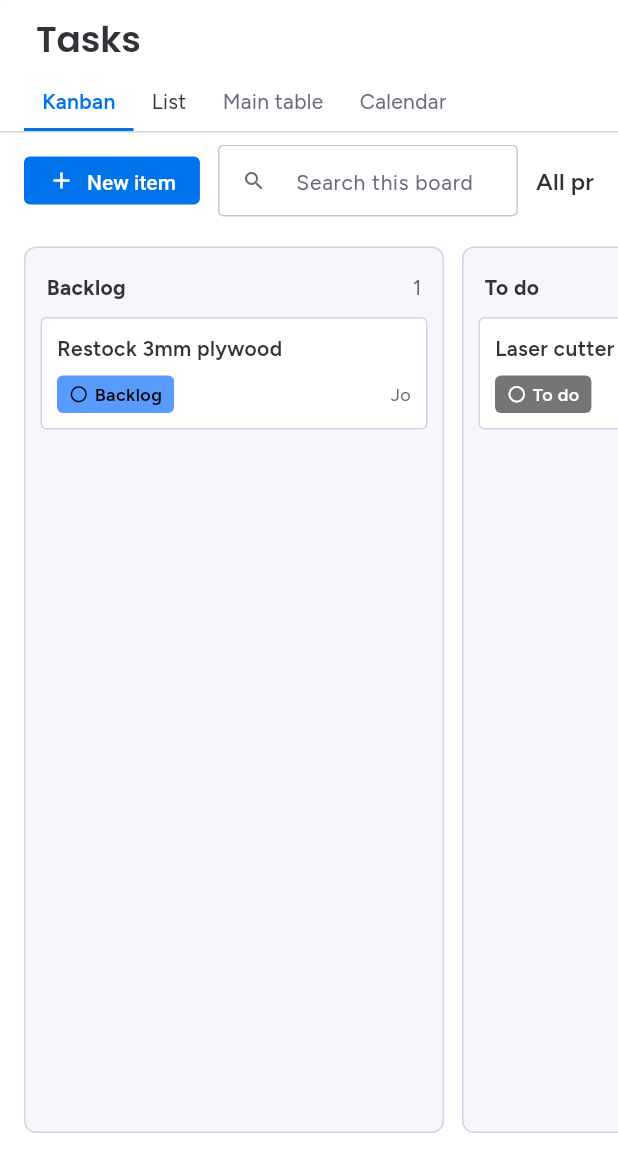
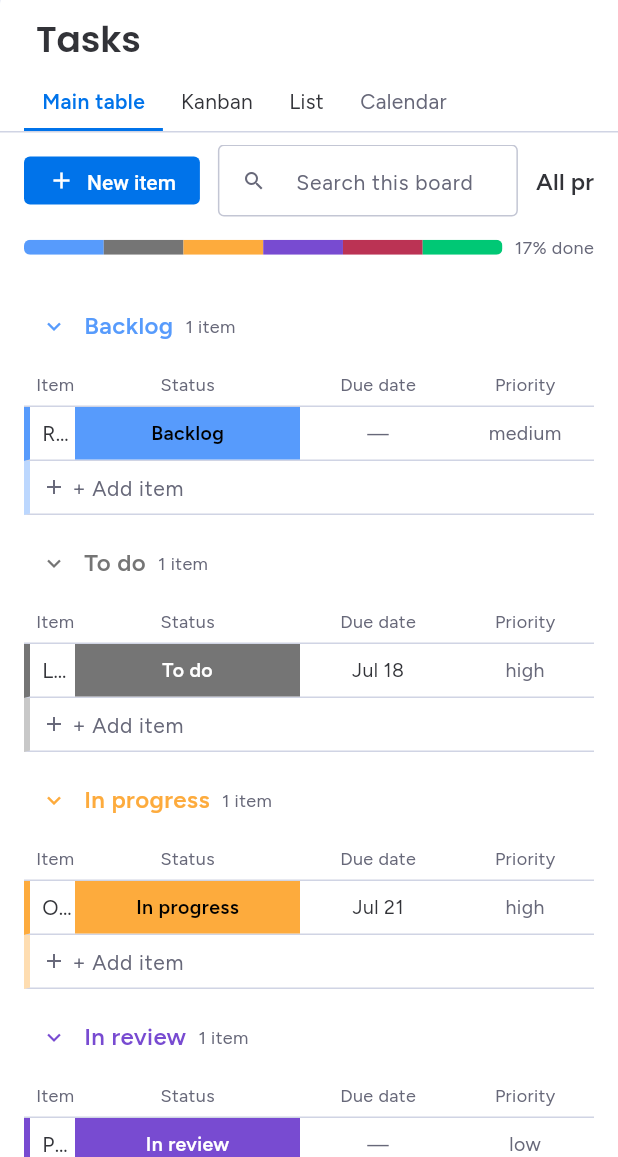
Before and after one commit to ianroy/makerflowPM, a Flutter app: the KanbanScreen screen opened by its route, on a phone screen of 412 x 824 dp, the part 79-1236 px from its top. Run offline on Flutter 3.47's test engine with Material 3 defaults, Android fonts, the phone set to English and light mode, and no system bars; our stand-ins replace flutter_riverpod, flutter_secure_storage, go_router; missing offline and left inert: serverpod, serverpod_auth_client, serverpod_auth_server, serverpod_client, serverpod_flutter; accounts and stored records are empty; project files that could hold a hidden picture were left out.

Commit message:
UI-3a: the Main Table view — monday's signature, now the default Tasks view
- MainTableView: status-grouped table with collapsible colored headers
  (title in group color + count), ~36px rows with the 4px group-colored left
  edge bar, per-group column headers, inline editing everywhere — status
  cell (full-bleed StatusLabel → picker → task moves groups, via repo.move so
  version+audit come free), due-date cell (date picker; deadline mode shows
  red+! when overdue and not done), row tap → edit dialog. Ghost "+ Add item"
  row per group: Enter creates in that group (inheriting the active
  project-board filter) and keeps focus for rapid entry. Board-level status
  battery (stacked label-color bar, N% done, text equivalent + tooltips).
- "Main table" is the first tab and the DEFAULT view (monday's default);
  Kanban and List remain; Calendar still a stub (UI-7).
- Plumbing: TaskVm.dueAt through the repository seam (in-memory + live
  fetch-merge; clearing a date is a copyWith no-op, tracked).
- Tests: 5 new Main Table cases; kanban-specific tests retargeted to the
  Kanban tab; board-search finder keyed (ghost rows are TextFields); table
  tests run 1000x1400 (lazy ListView + below-the-fold assertions).

App 26/26 · analyze clean · live demo rebuilt. UI-3 checklist + verbose log
in UI_REDESIGN_PLAN.md §8 (UI-3b remainder: person column, hover affordances,
sticky headers, ARIA-grid keyboard nav, drag reorder, column sort).

Co-Authored-By: Claude Fable 5 <noreply@anthropic.com>

```diff
--- a/makerflow_dart/makerflow_flutter/lib/src/data/models.dart
+++ b/makerflow_dart/makerflow_flutter/lib/src/data/models.dart
@@ -11,6 +11,7 @@ class TaskVm {
     required this.priority,
     this.projectId,
     this.assigneeName,
+    this.dueAt,
     this.sortOrder = 0,
     this.version = 1,
   });
@@ -22,6 +23,7 @@ class TaskVm {
   String priority;
   final int? projectId;
   final String? assigneeName;
+  final DateTime? dueAt;
   double sortOrder;
   int version;
 
@@ -33,6 +35,7 @@ class TaskVm {
         priority: priority,
         projectId: projectId,
         assigneeName: assigneeName,
+        dueAt: dueAt,
         sortOrder: sortOrder ?? this.sortOrder,
         version: version ?? this.version,
       );
--- a/makerflow_dart/makerflow_flutter/lib/src/data/serverpod_task_repository.dart
+++ b/makerflow_dart/makerflow_flutter/lib/src/data/serverpod_task_repository.dart
@@ -58,6 +58,7 @@ class ServerpodTaskRepository implements TaskRepository {
     required String priority,
     required double sortOrder,
     int? projectId,
+    DateTime? dueAt,
   }) async {
     // Fetch-merge: start from the current row so the edit preserves fields the
     // VM doesn't carry (description, dueAt, assignee, sortOrder, clientUuid…),
@@ -69,6 +70,7 @@ class ServerpodTaskRepository implements TaskRepository {
       title: title,
       status: api.TaskStatus.values.byName(status),
       priority: api.TaskPriority.values.byName(priority),
+      dueAt: dueAt ?? existing.dueAt,
       version: version,
     ));
     return _toVm(row);
@@ -84,6 +86,7 @@ class ServerpodTaskRepository implements TaskRepository {
         status: t.status.name,
         priority: t.priority.name,
         projectId: t.projectId,
+        dueAt: t.dueAt,
         sortOrder: t.sortOrder,
         version: t.version,
       );
--- a/makerflow_dart/makerflow_flutter/lib/src/data/task_repository.dart
+++ b/makerflow_dart/makerflow_flutter/lib/src/data/task_repository.dart
@@ -23,6 +23,8 @@ abstract class TaskRepository {
   /// Edit a task. [version] is the row the edit is based on — the server
   /// rejects a stale version with a conflict (optimistic concurrency, R5).
   /// [sortOrder] is passed through unchanged so an edit never reorders the card.
+  /// [dueAt]: null = leave unchanged (clearing a date is a copyWith limitation,
+  /// tracked in the plan).
   Future<TaskVm> update({
     required int id,
     required int version,
@@ -32,6 +34,7 @@ abstract class TaskRepository {
     required String priority,
     required double sortOrder,
     int? projectId,
+    DateTime? dueAt,
   });
 
   /// Soft-delete: the task leaves the board but is restorable from the trash.
@@ -40,9 +43,9 @@ abstract class TaskRepository {
 
 class InMemoryTaskRepository implements TaskRepository {
   final List<TaskVm> _tasks = [
-    TaskVm(id: 1, organizationId: 1, title: 'Laser cutter monthly PM', status: 'todo', priority: 'high', assigneeName: 'Sam'),
+    TaskVm(id: 1, organizationId: 1, title: 'Laser cutter monthly PM', status: 'todo', priority: 'high', assigneeName: 'Sam', dueAt: DateTime(2026, 7, 18)),
     TaskVm(id: 2, organizationId: 1, title: 'Restock 3mm plywood', status: 'backlog', priority: 'medium', assigneeName: 'Jo'),
-    TaskVm(id: 3, organizationId: 1, title: 'Onboard fall student cohort', status: 'inProgress', priority: 'high', assigneeName: 'Pat', projectId: 1),
+    TaskVm(id: 3, organizationId: 1, title: 'Onboard fall student cohort', status: 'inProgress', priority: 'high', assigneeName: 'Pat', projectId: 1, dueAt: DateTime(2026, 7, 21)),
     TaskVm(id: 4, organizationId: 1, title: 'Fix dust collector sensor', status: 'blocked', priority: 'urgent', assigneeName: 'Sam'),
     TaskVm(id: 5, organizationId: 1, title: 'Publish Q3 usage report', status: 'inReview', priority: 'low', assigneeName: 'Jo'),
     TaskVm(id: 6, organizationId: 1, title: 'Archive completed capstones', status: 'done', priority: 'low', assigneeName: 'Pat', projectId: 1),
@@ -97,6 +100,7 @@ class InMemoryTaskRepository implements TaskRepository {
     required String priority,
     required double sortOrder,
     int? projectId,
+    DateTime? dueAt,
   }) async {
     final i = _tasks.indexWhere((t) => t.id == id);
     final updated = TaskVm(
@@ -107,6 +111,7 @@ class InMemoryTaskRepository implements TaskRepository {
       priority: priority,
       projectId: projectId ?? _tasks[i].projectId,
       assigneeName: _tasks[i].assigneeName,
+      dueAt: dueAt ?? _tasks[i].dueAt,
       sortOrder: sortOrder,
       version: version + 1,
     );
--- a/makerflow_dart/makerflow_flutter/lib/src/features/tasks/kanban_screen.dart
+++ b/makerflow_dart/makerflow_flutter/lib/src/features/tasks/kanban_screen.dart
@@ -7,6 +7,7 @@ import 'package:makerflow_design/makerflow_design.dart';
 import '../../data/models.dart';
 import '../../state/providers.dart';
 import '../shell/app_shell.dart';
+import 'main_table_view.dart';
 import 'new_task_dialog.dart';
 
 /// Kanban board with TWO equally-capable move mechanisms:
@@ -21,14 +22,14 @@ class KanbanScreen extends ConsumerStatefulWidget {
   ConsumerState<KanbanScreen> createState() => _KanbanScreenState();
 }
 
-enum _TasksView { kanban, list }
+enum _TasksView { mainTable, kanban, list }
 
 class _KanbanScreenState extends ConsumerState<KanbanScreen> {
   // Keyboard-move state: the task currently "picked up", and the candidate
   // target column index while moving.
   int? _grabbedTaskId;
   int? _targetColumn;
-  _TasksView _view = _TasksView.kanban;
+  _TasksView _view = _TasksView.mainTable;
 
   void _announce(String msg) =>
       SemanticsService.sendAnnouncement(View.of(context), msg, TextDirection.ltr);
@@ -47,6 +48,34 @@ class _KanbanScreenState extends ConsumerState<KanbanScreen> {
   Future<void> _openEditTask(TaskVm task) async {
     final updated = await showEditTaskDialog(context, task);
     if (updated != null) ref.invalidate(tasksProvider); // dialog announced success
+  }
+
+  Future<void> _setDue(TaskVm task, DateTime due) async {
+    await ref.read(taskRepositoryProvider).update(
+          id: task.id,
+          version: task.version,
+          organizationId: task.organizationId,
+          title: task.title,
+          status: task.status,
+          priority: task.priority,
+          sortOrder: task.sortOrder,
+          projectId: task.projectId,
+          dueAt: due,
+        );
+    ref.invalidate(tasksProvider);
+    _announce('Due date set for ${task.title}.');
+  }
+
+  Future<void> _addItem(String status, String title) async {
+    await ref.read(taskRepositoryProvider).create(
+          organizationId: ref.read(activeOrgIdProvider),
+          title: title,
+          status: status,
+          priority: 'medium',
+          projectId: ref.read(taskProjectFilterProvider),
+        );
+    ref.invalidate(tasksProvider);
+    _announce('Created $title in ${_label(status)}.');
   }
 
   void _onCardKey(KeyEvent e, TaskVm task, int columnIndex) {
@@ -130,9 +159,18 @@ class _KanbanScreenState extends ConsumerState<KanbanScreen> {
                         .where((t) =>
                             t.title.toLowerCase().contains(_query.toLowerCase()))
                         .toList();
-                return _view == _TasksView.list
-                    ? _TaskListView(tasks: visible, colors: c, onEdit: _openEditTask)
-                    : _board(visible, c);
+                return switch (_view) {
+                  _TasksView.mainTable => MainTableView(
+                      tasks: visible,
+                      onOpen: _openEditTask,
+                      onSetStatus: (t, status) => _commitMove(t, status),
+                      onSetDue: _setDue,
+                      onAddItem: _addItem,
+                    ),
+                  _TasksView.list =>
+                    _TaskListView(tasks: visible, colors: c, onEdit: _openEditTask),
+                  _TasksView.kanban => _board(visible, c),
+                };
               },
             ),
           ),
@@ -442,9 +480,9 @@ class _ViewTabs extends StatelessWidget {
     return Padding(
       padding: const EdgeInsets.symmetric(horizontal: MndSpace.s16),
       child: Row(children: [
+        tab('Main table', view: _TasksView.mainTable),
         tab('Kanban', view: _TasksView.kanban),
         tab('List', view: _TasksView.list),
-        tab('Main table', soon: true),
         tab('Calendar', soon: true),
       ]),
     );
@@ -490,6 +528,7 @@ class _BoardToolbar extends ConsumerWidget {
           SizedBox(
             width: 200,
             child: TextField(
+              key: const ValueKey('board-search'),
               onChanged: onQuery,
               decoration: InputDecoration(
                 hintText: 'Search this board',
--- /dev/null
+++ b/makerflow_dart/makerflow_flutter/lib/src/features/tasks/main_table_view.dart
@@ -0,0 +1,325 @@
+import 'package:flutter/material.dart';
+import 'package:makerflow_design/makerflow_design.dart';
+
+import '../../data/models.dart';
+
+/// UI-3: monday's signature **Main Table** view.
+/// Groups (by status, in board-column order) with colored, collapsible headers;
+/// ~36px rows carrying a 4px group-colored bar on their left edge; inline
+/// editing (status cell → label picker, due-date cell → date picker, row tap →
+/// the edit dialog); a ghost "+ Add item" row per group (Enter creates and
+/// keeps focus for rapid entry); and a board-level status battery.
+///
+/// A11y: group titles are semantic headers; every cell action is a focusable
+/// button with an explicit label; the battery carries a text equivalent.
+class MainTableView extends StatefulWidget {
+  const MainTableView({
+    super.key,
+    required this.tasks,
+    required this.onOpen,
+    required this.onSetStatus,
+    required this.onSetDue,
+    required this.onAddItem,
+  });
+
+  final List<TaskVm> tasks;
+  final ValueChanged<TaskVm> onOpen;
+  final void Function(TaskVm task, String status) onSetStatus;
+  final void Function(TaskVm task, DateTime due) onSetDue;
+  final void Function(String status, String title) onAddItem;
+
+  @override
+  State<MainTableView> createState() => _MainTableViewState();
+}
+
+class _MainTableViewState extends State<MainTableView> {
+  final Set<String> _collapsed = {};
+
+  static const _statusColWidth = 150.0;
+  static const _dueColWidth = 104.0;
+  static const _priorityColWidth = 92.0;
+
+  static String _label(String s) => StatusLabel.labels[s] ?? s;
+
+  static String _fmtDate(DateTime d) {
+    const months = ['Jan', 'Feb', 'Mar', 'Apr', 'May', 'Jun', 'Jul', 'Aug', 'Sep', 'Oct', 'Nov', 'Dec'];
+    return '${months[d.month - 1]} ${d.day}';
+  }
+
+  Future<void> _pickStatus(BuildContext context, TaskVm task) async {
+    final picked = await showStatusPicker(context, current: task.status);
+    if (picked != null && picked != task.status) widget.onSetStatus(task, picked);
+  }
+
+  Future<void> _pickDue(BuildContext context, TaskVm task) async {
+    final now = DateTime.now();
+    final picked = await showDatePicker(
+      context: context,
+      initialDate: task.dueAt ?? now,
+      firstDate: DateTime(now.year - 1),
+      lastDate: DateTime(now.year + 3),
+      helpText: 'Due date for "${task.title}"',
+    );
+    if (picked != null) widget.onSetDue(task, picked);
+  }
+
+  @override
+  Widget build(BuildContext context) {
+    final c = MakerflowTheme.of(context).colors;
+    return ListView(
+      padding: const EdgeInsets.fromLTRB(MndSpace.s16, MndSpace.s8, MndSpace.s16, MndSpace.s48),
+      children: [
+        _StatusBattery(tasks: widget.tasks),
+        const SizedBox(height: MndSpace.s12),
+        for (final status in kanbanColumns) ..._group(context, c, status),
+      ],
+    );
+  }
+
+  List<Widget> _group(BuildContext context, MakerflowColors c, String status) {
+    final groupColor = MndLabelColors.status[status] ?? MndLabelColors.blank;
+    final rows = widget.tasks.where((t) => t.status == status).toList();
+    final collapsed = _collapsed.contains(status);
+
+    return [
+      // Group header: chevron + title in the group color + count.
+      Padding(
+        padding: const EdgeInsets.only(top: MndSpace.s12, bottom: MndSpace.s4),
+        child: Row(children: [
+          IconButton(
+            tooltip: collapsed ? 'Expand ${_label(status)}' : 'Collapse ${_label(status)}',
+            visualDensity: VisualDensity.compact,
+            iconSize: 18,
+            icon: Icon(collapsed ? Icons.chevron_right : Icons.expand_more, color: groupColor),
+            onPressed: () => setState(() {
+              collapsed ? _collapsed.remove(status) : _collapsed.add(status);
+            }),
+          ),
+          Semantics(
+            header: true,
+            child: Text(_label(status),
+                style: TextStyle(fontSize: 16, fontWeight: FontWeight.w600, color: groupColor)),
+          ),
+          const SizedBox(width: MndSpace.s8),
+          Text('${rows.length} ${rows.length == 1 ? 'item' : 'items'}',
+              style: TextStyle(fontSize: 12, color: c.muted)),
+        ]),
+      ),
+      if (!collapsed) ...[
+        // Column header row.
+        Container(
+          height: 30,
+          decoration: BoxDecoration(border: Border(bottom: BorderSide(color: c.line))),
+          child: Row(children: [
+            const SizedBox(width: MndSpace.s8),
+            Expanded(child: Text('Item', style: TextStyle(fontSize: 12, color: c.muted))),
+            SizedBox(width: _statusColWidth, child: Center(child: Text('Status', style: TextStyle(fontSize: 12, color: c.muted)))),
+            SizedBox(width: _dueColWidth, child: Center(child: Text('Due date', style: TextStyle(fontSize: 12, color: c.muted)))),
+            SizedBox(width: _priorityColWidth, child: Center(child: Text('Priority', style: TextStyle(fontSize: 12, color: c.muted)))),
+          ]),
+        ),
+        for (final t in rows) _row(context, c, groupColor, t),
+        _AddItemRow(
+          status: status,
+          groupColor: groupColor,
+          onSubmit: (title) => widget.onAddItem(status, title),
+        ),
+      ],
+    ];
+  }
+
+  Widget _row(BuildContext context, MakerflowColors c, Color groupColor, TaskVm t) {
+    final overdue = t.dueAt != null &&
+        t.status != 'done' &&
+        t.dueAt!.isBefore(DateTime.now());
+    return Container(
+      height: 36,
+      decoration: BoxDecoration(
+        border: Border(
+          left: BorderSide(color: groupColor, width: 4),
+          bottom: BorderSide(color: c.line),
+        ),
+      ),
+      child: Row(children: [
+        const SizedBox(width: MndSpace.s8),
+        // Item name — tap opens the edit dialog (same flow as the kanban card).
+        Expanded(
+          child: Semantics(
+            button: true,
+            label: 'Open ${t.title}',
+            excludeSemantics: true,
+            child: InkWell(
+              onTap: () => widget.onOpen(t),
+              child: Align(
+                alignment: Alignment.centerLeft,
+                child: Text(t.title,
+                    maxLines: 1,
+                    overflow: TextOverflow.ellipsis,
+                    style: TextStyle(fontSize: 14, color: c.text)),
+              ),
+            ),
+          ),
+        ),
+        // Status cell — full-bleed label, click → picker.
+        SizedBox(
+          width: _statusColWidth,
+          height: 36,
+          child: StatusLabel.cell(status: t.status, onTap: () => _pickStatus(context, t)),
+        ),
+        // Due-date cell (deadline mode: red when overdue and not done).
+        SizedBox(
+          width: _dueColWidth,
+          height: 36,
+          child: Semantics(
+            button: true,
+            label: t.dueAt == null
+                ? 'Set due date for ${t.title}'
+                : 'Due ${_fmtDate(t.dueAt!)}${overdue ? ', overdue' : ''}. Change due date',
+            excludeSemantics: true,
+            child: InkWell(
+              onTap: () => _pickDue(context, t),
+              child: Center(
+                child: overdue
+                    ? Row(mainAxisSize: MainAxisSize.min, children: [
+                        Icon(Icons.error_outline, size: 14, color: c.danger),
+                        const SizedBox(width: MndSpace.s4),
+                        Text(_fmtDate(t.dueAt!),
+                            style: TextStyle(fontSize: 13, color: c.danger, fontWeight: FontWeight.w600)),
+                      ])
+                    : Text(t.dueAt == null ? '—' : _fmtDate(t.dueAt!),
+                        style: TextStyle(fontSize: 13, color: t.dueAt == null ? c.muted : c.text)),
+              ),
+            ),
+          ),
+        ),
+        SizedBox(
+          width: _priorityColWidth,
+          child: Center(
+            child: Text(t.priority,
+                style: TextStyle(fontSize: 13, color: c.muted)),
+          ),
+        ),
+      ]),
+    );
+  }
+}
+
+/// The ghost "+ Add item" row: type + Enter creates in this group and keeps
+/// focus for rapid entry (monday's add-item chaining).
+class _AddItemRow extends StatefulWidget {
+  const _AddItemRow({required this.status, required this.groupColor, required this.onSubmit});
+  final String status;
+  final Color groupColor;
+  final ValueChanged<String> onSubmit;
+
+  @override
+  State<_AddItemRow> createState() => _AddItemRowState();
+}
+
+class _AddItemRowState extends State<_AddItemRow> {
+  final _controller = TextEditingController();
+  final _focus = FocusNode();
+
+  @override
+  void dispose() {
+    _controller.dispose();
+    _focus.dispose();
+    super.dispose();
+  }
+
+  void _submit(String value) {
+    final title = value.trim();
+    if (title.isEmpty) return;
+    widget.onSubmit(title);
+    _controller.clear();
+    _focus.requestFocus(); // chain: keep typing the next item
+  }
+
+  @override
+  Widget build(BuildContext context) {
+    final c = MakerflowTheme.of(context).colors;
+    return Container(
+      height: 36,
+      decoration: BoxDecoration(
+        border: Border(
+          left: BorderSide(color: widget.groupColor.withValues(alpha: 0.4), width: 4),
+          bottom: BorderSide(color: c.line),
+        ),
+      ),
+      child: Row(children: [
+        const SizedBox(width: MndSpace.s8),
+        Icon(Icons.add, size: 16, color: c.muted),
+        const SizedBox(width: MndSpace.s4),
+        Expanded(
+          child: TextField(
+            key: ValueKey('add-item:${widget.status}'),
+            controller: _controller,
+            focusNode: _focus,
+            onSubmitted: _submit,
+            style: const TextStyle(fontSize: 14),
+            decoration: InputDecoration(
+              hintText: '+ Add item',
+              hintStyle: TextStyle(color: c.muted, fontSize: 14),
+              border: InputBorder.none,
+              enabledBorder: InputBorder.none,
+              focusedBorder: InputBorder.none,
+              isDense: true,
+              contentPadding: const EdgeInsets.symmetric(vertical: MndSpace.s8),
+            ),
+          ),
+        ),
+      ]),
+    );
+  }
+}
+
+/// Board-level status battery: a stacked bar of the visible tasks' status mix
+/// in label colors, with a full text equivalent for AT (WCAG 1.1.1/1.4.1).
+class _StatusBattery extends StatelessWidget {
+  const _StatusBattery({required this.tasks});
+  final List<TaskVm> tasks;
+
+  @override
+  Widget build(BuildContext context) {
+    final c = MakerflowTheme.of(context).colors;
+    if (tasks.isEmpty) return const SizedBox.shrink();
+    final counts = <String, int>{};
+    for (final t in tasks) {
+      counts[t.status] = (counts[t.status] ?? 0) + 1;
+    }
+    final total = tasks.length;
+    final donePct = ((counts['done'] ?? 0) * 100 / total).round();
+    final summary = kanbanColumns
+        .where((s) => (counts[s] ?? 0) > 0)
+        .map((s) => '${counts[s]} ${StatusLabel.labels[s] ?? s}')
+        .join(', ');
+
+    return Semantics(
+      label: 'Board progress: $donePct percent done. $summary.',
+      excludeSemantics: true,
+      child: Row(children: [
+        Expanded(
+          child: ClipRRect(
+            borderRadius: BorderRadius.circular(MakerflowShape.radiusSmall),
+            child: SizedBox(
+              height: 10,
+              child: Row(children: [
+                for (final s in kanbanColumns)
+                  if ((counts[s] ?? 0) > 0)
+                    Expanded(
+                      flex: counts[s]!,
+                      child: Tooltip(
+                        message: '${StatusLabel.labels[s] ?? s}: ${counts[s]} of $total',
+                        child: Container(color: MndLabelColors.status[s] ?? MndLabelColors.blank),
+                      ),
+                    ),
+              ]),
+            ),
+          ),
+        ),
+        const SizedBox(width: MndSpace.s8),
+        Text('$donePct% done', style: TextStyle(fontSize: 12, color: c.muted)),
+      ]),
+    );
+  }
+}
```
Also changed, not shown: 4 other files.
